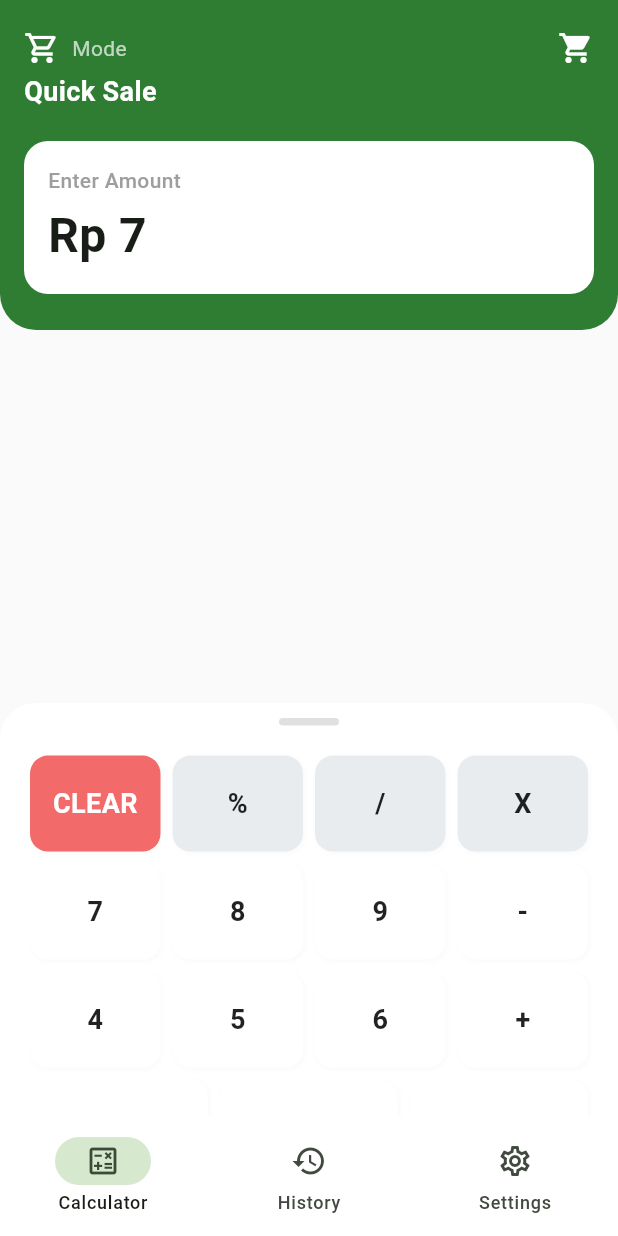
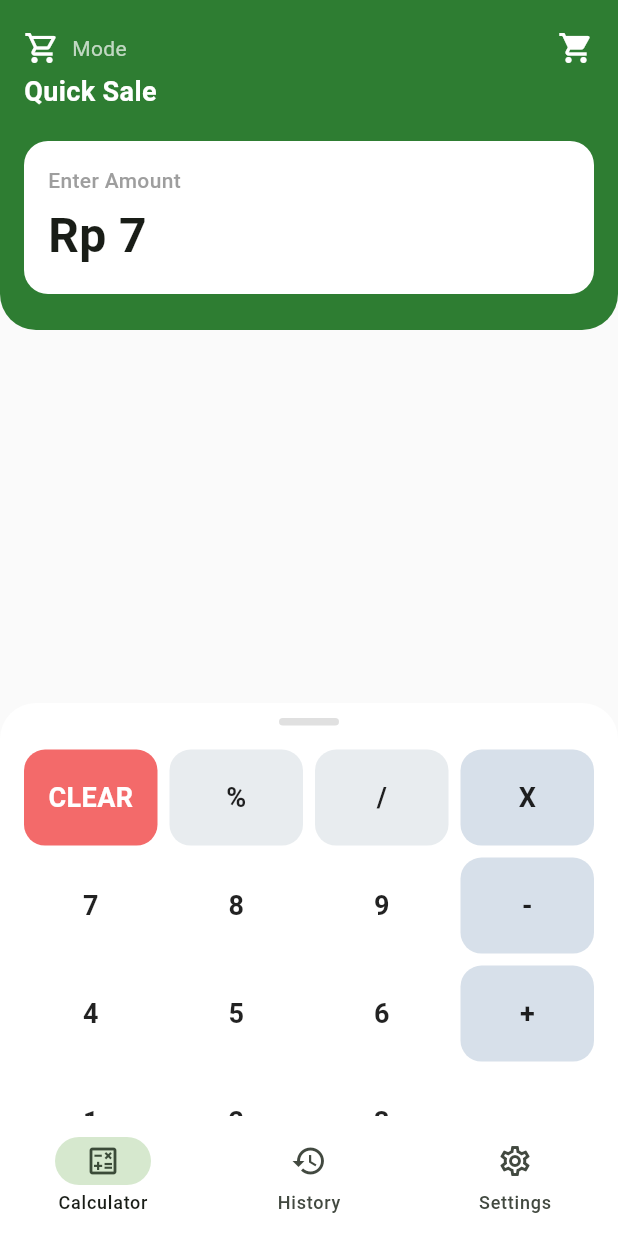
Before and after one commit to ahmadfatihin/pos_calculator_ai, a Flutter app: the screen it shows after launch, after a tap on an icon or button, on a phone screen of 412 x 824 dp. Run offline on Flutter 3.47's test engine with Material 3 defaults, Android fonts, the phone set to English and light mode, and no system bars; Roboto replaces fonts that are missing (Montserrat).

Commit message:
improve ui

```diff
--- a/lib/main.dart
+++ b/lib/main.dart
@@ -4,7 +4,6 @@ void main() => runApp(const PosGreenApp());
 
 class PosGreenApp extends StatelessWidget {
   const PosGreenApp({super.key});
-
   @override
   Widget build(BuildContext context) {
     return MaterialApp(
@@ -23,7 +22,6 @@ class PosGreenApp extends StatelessWidget {
 
 class QuickSaleScreen extends StatefulWidget {
   const QuickSaleScreen({super.key});
-
   @override
   State<QuickSaleScreen> createState() => _QuickSaleScreenState();
 }
@@ -32,9 +30,14 @@ class _QuickSaleScreenState extends State<QuickSaleScreen> {
   String _display = '0';
 
   final List<_Product> _products = const [
-    _Product('Indomie Goreng', 3000, 'https://picsum.photos/seed/indomie/200'),
-    _Product('Mie Rebus', 4000, 'https://picsum.photos/seed/mie/200'),
+    _Product(
+      'Indomie Goreng',
+      3000,
+      'https://pasarsegar.co.id/wp-content/uploads/2022/12/3bf90ea6-651c-4bb1-b0eb-97c1df7a11aa_Indomie-Rasa-Mie-Goreng-1-Pcs-10-1.jpg',
+    ),
+    _Product('Nasi Putih', 5000, 'https://picsum.photos/seed/nasi/200'),
     _Product('Teh Manis', 5000, 'https://picsum.photos/seed/teh/200'),
+    _Product('Indomie Telor', 12000, 'https://picsum.photos/seed/telor/200'),
   ];
 
   int _parse(String s) => int.tryParse(s.replaceAll('.', '')) ?? 0;
@@ -50,21 +53,38 @@ class _QuickSaleScreenState extends State<QuickSaleScreen> {
     return buf.toString();
   }
 
-  void _tap(String key) {
+  void _onKey(String k) {
+    switch (k) {
+      case 'CLEAR':
+        setState(() => _display = '0');
+        return;
+      case '%':
+      case '/':
+      case 'X':
+      case '+':
+      case '-':
+        return;
+      case ',':
+        return;
+      case '000':
         setState(() {
-      switch (key) {
-        case 'CLEAR':
-          _display = '0';
+          final v = _parse(_display);
+          _display = _format(v * 1000);
+        });
         return;
       default:
+        if (RegExp(r'^\d+$').hasMatch(k)) {
+          setState(() {
             if (_display == '0') {
-            _display = key;
+              _display = k;
             } else {
-            _display += key;
+              _display += k;
             }
-          _display = _format(_parse(_display));
+            final v = _parse(_display);
+            _display = _format(v);
+          });
         }
-    });
+    }
   }
 
   @override
@@ -91,7 +111,6 @@ class _QuickSaleScreenState extends State<QuickSaleScreen> {
       body: SafeArea(
         child: Stack(
           children: [
-            // Header
             Column(
               children: [
                 Container(
@@ -167,7 +186,6 @@ class _QuickSaleScreenState extends State<QuickSaleScreen> {
                     ],
                   ),
                 ),
-                // Product list
                 if (matched.isNotEmpty)
                   Expanded(
                     child: ListView.builder(
@@ -191,7 +209,7 @@ class _QuickSaleScreenState extends State<QuickSaleScreen> {
                           child: ListTile(
                             contentPadding: const EdgeInsets.symmetric(
                               horizontal: 12,
-                              vertical: 4,
+                              vertical: 6,
                             ),
                             leading: ClipRRect(
                               borderRadius: BorderRadius.circular(8),
@@ -229,8 +247,6 @@ class _QuickSaleScreenState extends State<QuickSaleScreen> {
                   ),
               ],
             ),
-
-            // Draggable calculator sheet
             DraggableScrollableSheet(
               initialChildSize: 0.37,
               minChildSize: 0.25,
@@ -285,61 +301,108 @@ class _QuickSaleScreenState extends State<QuickSaleScreen> {
   }
 
   Widget _keypad() {
-    const fnColor = Color(0xFFE8ECEF);
-    const red = Color(0xFFF36A6A);
+    const keyWhite = Colors.white;
+    final fnBg = const Color(0xFFE8ECEF);
+    final opBg = const Color(0xFFD7E0EA);
+    const clearBg = Color(0xFFF36A6A);
+
+    final rows = <List<_Cell?>>[
+      [
+        _Cell('CLEAR', clearBg, Colors.white),
+        _Cell('%', fnBg),
+        _Cell('/', fnBg),
+        _Cell('X', opBg),
+      ],
+      [
+        _Cell('7', keyWhite),
+        _Cell('8', keyWhite),
+        _Cell('9', keyWhite),
+        _Cell('-', opBg),
+      ],
+      [
+        _Cell('4', keyWhite),
+        _Cell('5', keyWhite),
+        _Cell('6', keyWhite),
+        _Cell('+', opBg),
+      ],
+      [_Cell('1', keyWhite), _Cell('2', keyWhite), _Cell('3', keyWhite), null],
+      [
+        _Cell(',', keyWhite),
+        _Cell('000', keyWhite),
+        _Cell('0', keyWhite),
+        null,
+      ],
+    ];
+
     return Column(
       children: [
-        _row(['CLEAR', '%', '/', 'X'], [red, fnColor, fnColor, fnColor]),
-        _row(['7', '8', '9', '-']),
-        _row(['4', '5', '6', '+']),
-        _row(['1', '2', '3']),
-        _row([',', '000', '0']),
+        for (final r in rows) ...[
+          SizedBox(
+            height: 64,
+            child: Row(
+              children: [
+                for (int i = 0; i < 4; i++) ...[
+                  Expanded(
+                    child: r[i] == null
+                        ? const SizedBox.shrink()
+                        : _CalcKey(
+                            label: r[i]!.label,
+                            bg: r[i]!.bg,
+                            fg: r[i]!.fg,
+                            onTap: () => _onKey(r[i]!.label),
+                          ),
+                  ),
+                  if (i != 3) const SizedBox(width: 8),
+                ],
+              ],
+            ),
+          ),
+          const SizedBox(height: 8),
+        ],
       ],
     );
   }
+}
 
-  Widget _row(List<String> keys, [List<Color?>? colors]) {
-    return Padding(
-      padding: const EdgeInsets.symmetric(vertical: 4),
-      child: Row(
-        children: [
-          for (int i = 0; i < keys.length; i++) ...[
-            Expanded(
-              child: GestureDetector(
-                onTap: () => _tap(keys[i]),
-                child: Container(
-                  height: 64,
-                  margin: const EdgeInsets.symmetric(horizontal: 4),
-                  decoration: BoxDecoration(
-                    color: colors != null && i < colors.length
-                        ? colors[i] ?? Colors.white
-                        : Colors.white,
-                    borderRadius: BorderRadius.circular(12),
-                    boxShadow: [
-                      BoxShadow(
-                        color: Colors.grey.withOpacity(0.05),
-                        blurRadius: 2,
-                        offset: const Offset(1, 1),
-                      ),
-                    ],
-                  ),
+class _Cell {
+  final String label;
+  final Color bg;
+  final Color fg;
+  _Cell(this.label, this.bg, [this.fg = Colors.black87]);
+}
+
+class _CalcKey extends StatelessWidget {
+  final String label;
+  final Color bg;
+  final Color fg;
+  final VoidCallback onTap;
+  const _CalcKey({
+    super.key,
+    required this.label,
+    required this.bg,
+    required this.fg,
+    required this.onTap,
+  });
+
+  @override
+  Widget build(BuildContext context) {
+    final isClear = label == 'CLEAR';
+    return Material(
+      color: bg,
+      borderRadius: BorderRadius.circular(14),
+      child: InkWell(
+        onTap: onTap,
+        borderRadius: BorderRadius.circular(14),
         child: Center(
           child: Text(
-                      keys[i],
+            label,
             style: TextStyle(
               fontSize: 18,
-                        fontWeight: FontWeight.w600,
-                        color: keys[i] == 'CLEAR'
-                            ? Colors.white
-                            : Colors.black87,
+              fontWeight: FontWeight.w700,
+              color: isClear ? Colors.white : fg,
             ),
           ),
         ),
-                ),
-              ),
-            ),
-          ],
-        ],
       ),
     );
   }
```
Lines whose indentation alone changed are shown as unchanged.
